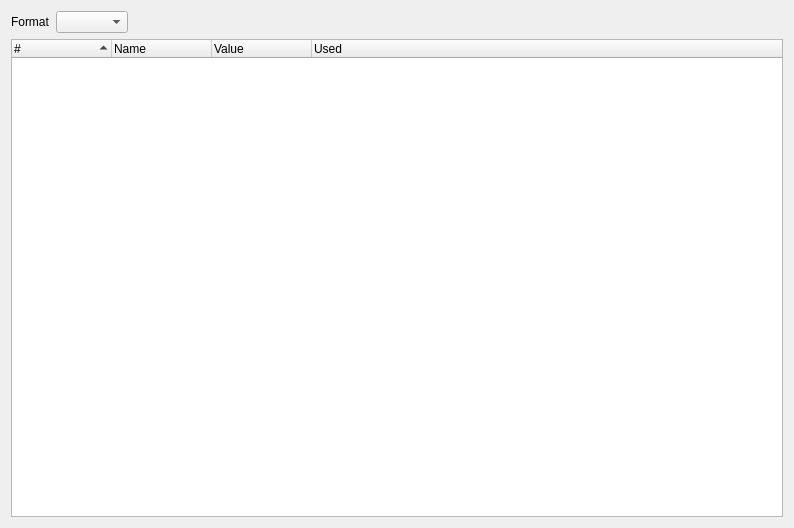
Old version of the form src/SeerRegisterValuesBrowserWidget.ui in the repository epasveer/seer.
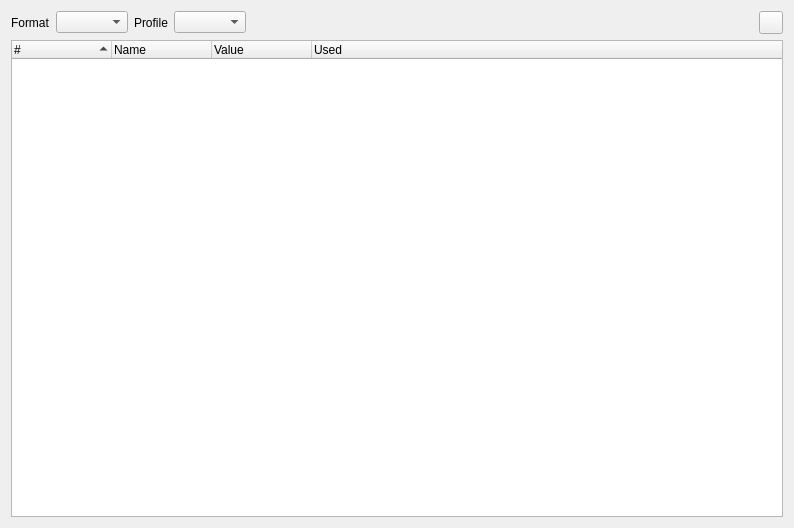
New version of the form. Icons and pictures are not drawn. Custom widgets are drawn as their Qt base class.

Commit message: First pass at register profiles.

```diff
--- a/src/SeerRegisterValuesBrowserWidget.ui
+++ b/src/SeerRegisterValuesBrowserWidget.ui
@@ -13,15 +13,17 @@
   <property name="windowTitle">
    <string>Form</string>
   </property>
-  <layout class="QGridLayout" name="gridLayout">
-   <item row="0" column="0">
+  <layout class="QVBoxLayout" name="verticalLayout">
+   <item>
+    <layout class="QHBoxLayout" name="horizontalLayout">
+     <item>
     <widget class="QLabel" name="registerFormatLabel">
      <property name="text">
       <string>Format</string>
      </property>
     </widget>
    </item>
-   <item row="0" column="1">
+     <item>
     <widget class="QComboBox" name="registerFormatComboBox">
      <property name="sizePolicy">
       <sizepolicy hsizetype="Preferred" vsizetype="Fixed">
@@ -29,22 +31,61 @@
        <verstretch>0</verstretch>
       </sizepolicy>
      </property>
-    </widget>
-   </item>
-   <item row="0" column="2">
+       <property name="toolTip">
+        <string>Register Value Format.</string>
+       </property>
+      </widget>
+     </item>
+     <item>
+      <widget class="QLabel" name="registerProfileLabel">
+       <property name="text">
+        <string>Profile</string>
+       </property>
+      </widget>
+     </item>
+     <item>
+      <widget class="QComboBox" name="registerProfileComboBox">
+       <property name="sizePolicy">
+        <sizepolicy hsizetype="Preferred" vsizetype="Fixed">
+         <horstretch>0</horstretch>
+         <verstretch>0</verstretch>
+        </sizepolicy>
+       </property>
+       <property name="toolTip">
+        <string>Register Profile Selection.</string>
+       </property>
+      </widget>
+     </item>
+     <item>
     <spacer name="horizontalSpacer">
      <property name="orientation">
       <enum>Qt::Horizontal</enum>
      </property>
      <property name="sizeHint" stdset="0">
       <size>
-       <width>638</width>
-       <height>20</height>
+         <width>468</width>
+         <height>23</height>
       </size>
      </property>
     </spacer>
    </item>
-   <item row="1" column="0" colspan="3">
+     <item>
+      <widget class="QToolButton" name="preferencesToolButton">
+       <property name="toolTip">
+        <string>Preferences</string>
+       </property>
+       <property name="text">
+        <string/>
+       </property>
+       <property name="icon">
+        <iconset resource="resource.qrc">
+         <normaloff>:/seer/resources/RelaxLightIcons/application-menu.svg</normaloff>:/seer/resources/RelaxLightIcons/application-menu.svg</iconset>
+       </property>
+      </widget>
+     </item>
+    </layout>
+   </item>
+   <item>
     <widget class="QIndexTreeWidget" name="registersTreeWidget">
      <property name="columnCount">
       <number>4</number>
```
Left out of the diff: 4 changed lines with no effect on the pictures. Lines whose indentation alone changed are shown as unchanged. The commit also changes 9 other files.
